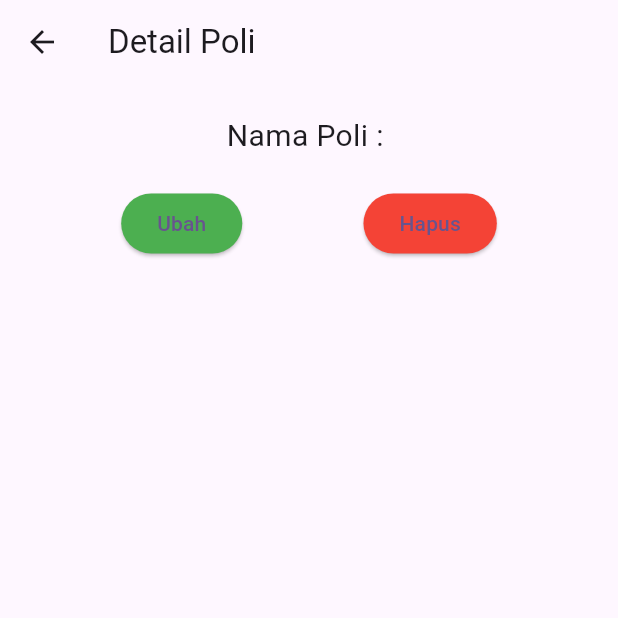
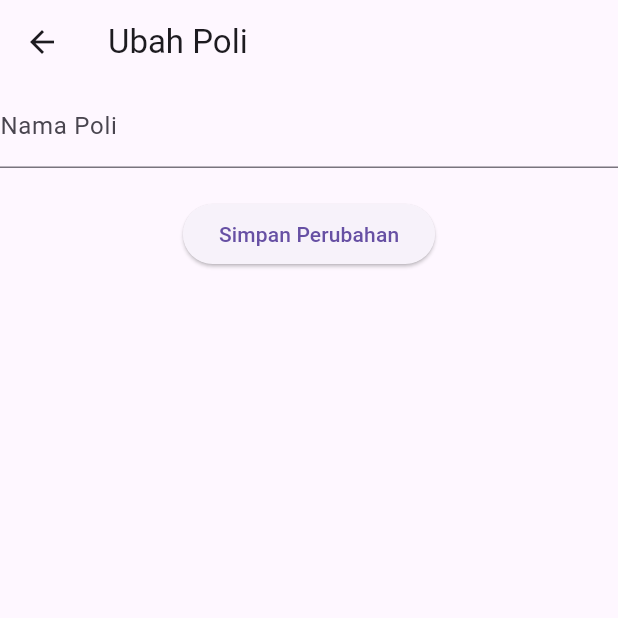
Before and after one commit to Jametxxx/klinik_app, a Flutter app: the PoliDetail screen opened directly with empty values, after a tap on "Ubah", on a phone screen of 412 x 824 dp, the top half of it. Run offline on Flutter 3.47's test engine with Material 3 defaults, Android fonts, the phone set to English and light mode, and no system bars; missing offline and left inert: klinikapp; statements that could not run were skipped.

Commit message:
Upload Project mobile programing

```diff
--- a/lib/ui/poli_detail.dart
+++ b/lib/ui/poli_detail.dart
@@ -1,11 +1,12 @@
-import 'package:flutter/material.dart'; // Mengimpor package flutter/material.dart
-import '../model/poli.dart'; // Mengimpor file poli.dart yang berisi definisi class Poli
-import 'poli_detail.dart'; // Mengimpor file poli_detail.dart
+import 'package:flutter/material.dart';
+import 'poli_page.dart';
+import 'poli_update_form.dart';
+import '../model/poli.dart';
 
 class PoliDetail extends StatefulWidget {
-  final Poli poli; // Variabel poli dengan tipe data Poli
+  final Poli poli;
 
-  const PoliDetail({Key? key, required this.poli}) : super(key: key);
+  const PoliDetail({super.key, required this.poli});
 
   @override
   State<PoliDetail> createState() => _PoliDetailState();
@@ -15,41 +16,68 @@ class _PoliDetailState extends State<PoliDetail> {
   @override
   Widget build(BuildContext context) {
     return Scaffold(
-      appBar: AppBar(
-          title: Text(
-              "Detail Poli")), // Menampilkan judul "Detail Poli" pada AppBar
+      appBar: AppBar(title: Text("Detail Poli")),
       body: Column(
         children: [
-          SizedBox(height: 20), // Membuat jarak vertikal sebesar 20
+          SizedBox(height: 20),
           Text(
-            "Nama Poli : ${widget.poli.namaPoli}", // Menampilkan teks "Nama Poli : {namaPoli}"
-            style: TextStyle(fontSize: 20), // Mengatur ukuran font menjadi 20
+            "Nama Poli : ${widget.poli.namaPoli}",
+            style: TextStyle(fontSize: 20),
           ),
-          SizedBox(height: 20), // Membuat jarak vertikal sebesar 20
+          SizedBox(height: 20),
           Row(
-            mainAxisAlignment: MainAxisAlignment
-                .spaceEvenly, // Mengatur posisi widget dalam Row menjadi rata tengah
+            mainAxisAlignment: MainAxisAlignment.spaceEvenly,
             children: [
-              ElevatedButton(
-                onPressed: () {}, // Mengatur aksi ketika tombol "Ubah" ditekan
-                style: ElevatedButton.styleFrom(
-                    backgroundColor: Colors
-                        .green), // Mengatur latar belakang tombol menjadi hijau
-                child:
-                    const Text("Ubah"), // Menampilkan teks "Ubah" pada tombol
-              ),
-              ElevatedButton(
-                onPressed: () {}, // Mengatur aksi ketika tombol "Hapus" ditekan
-                style: ElevatedButton.styleFrom(
-                    backgroundColor: Colors
-                        .red), // Mengatur latar belakang tombol menjadi merah
-                child:
-                    const Text("Hapus"), // Menampilkan teks "Hapus" pada tombol
-              ),
+              _tombolUbah(),
+              _tombolHapus(),
             ],
-          ),
+          )
         ],
       ),
     );
   }
+
+  _tombolUbah() {
+    return ElevatedButton(
+        onPressed: () {
+          Navigator.push(
+              context,
+              MaterialPageRoute(
+                  builder: (context) => PoliUpdateForm(poli: widget.poli)));
+        },
+        style: ElevatedButton.styleFrom(backgroundColor: Colors.green),
+        child: const Text("Ubah"));
+  }
+
+  _tombolHapus() {
+    return ElevatedButton(
+        onPressed: () {
+          AlertDialog alertDialog = AlertDialog(
+            content: const Text("Yakin ingin menghapus data ini?"),
+            actions: [
+              // tombol ya
+              ElevatedButton(
+                onPressed: () {
+                  Navigator.pop(context);
+                  Navigator.pushReplacement(context,
+                      MaterialPageRoute(builder: (context) => PoliPage()));
+                },
+                child: const Text("YA"),
+                style: ElevatedButton.styleFrom(backgroundColor: Colors.red),
+              ),
+              // tombol batal
+              ElevatedButton(
+                onPressed: () {
+                  Navigator.pop(context);
+                },
+                child: Text("Tidak"),
+                style: ElevatedButton.styleFrom(backgroundColor: Colors.green),
+              )
+            ],
+          );
+          showDialog(context: context, builder: (context) => alertDialog);
+        },
+        style: ElevatedButton.styleFrom(backgroundColor: Colors.red),
+        child: const Text("Hapus"));
+  }
 }
--- /dev/null
+++ b/lib/ui/poli_update_form.dart
@@ -0,0 +1,56 @@
+import 'package:flutter/material.dart';
+import '../model/poli.dart';
+import ' /ui/poli_detail.dart';
+
+class PoliUpdateForm extends StatefulWidget {
+  final Poli poli;
+
+  const PoliUpdateForm({Key? key, required this.poli}) : super(key: key);
+  _PoliUpdateFormState createState() => _PoliUpdateFormState();
+}
+
+class _PoliUpdateFormState extends State<PoliUpdateForm> {
+  final _formKey = GlobalKey<FormState>();
+  final _namaPoliCtrl = TextEditingController();
+
+  @override
+  void initState() {
+    super.initState();
+    setState(() {
+      _namaPoliCtrl.text = widget.poli.namaPoli;
+    });
+  }
+
+  @override
+  Widget build(BuildContext context) {
+    return Scaffold(
+      appBar: AppBar(title: const Text("Ubah Poli")),
+      body: SingleChildScrollView(
+        child: Form(
+          key: _formKey,
+          child: Column(
+            children: [_fieldNamaPoli(), SizedBox(height: 20), _tombolSimpan()],
+          ),
+        ),
+      ),
+    );
+  }
+
+  _fieldNamaPoli() {
+    return TextField(
+      decoration: const InputDecoration(labelText: "Nama Poli"),
+      controller: _namaPoliCtrl,
+    );
+  }
+
+  _tombolSimpan() {
+    return ElevatedButton(
+        onPressed: () {
+          Poli poli = new Poli(namaPoli: _namaPoliCtrl.text);
+          Navigator.pop(context);
+          Navigator.pushReplacement(context,
+              MaterialPageRoute(builder: (context) => PoliDetail(poli: poli)));
+        },
+        child: const Text("Simpan Perubahan"));
+  }
+}
```
Also changed, not shown: lib/main.dart (+5 -4 lines), lib/ui/beranda.dart (added, +17 -0 lines), lib/ui/login.dart (added, +69 -0 lines), lib/ui/poli_form.dart (added, +45 -0 lines), lib/ui/poli_item.dart (added, +24 -0 lines), lib/ui/poli_page.dart (+24 -32 lines), lib/widget/sidebar.dart (added, +57 -0 lines).
